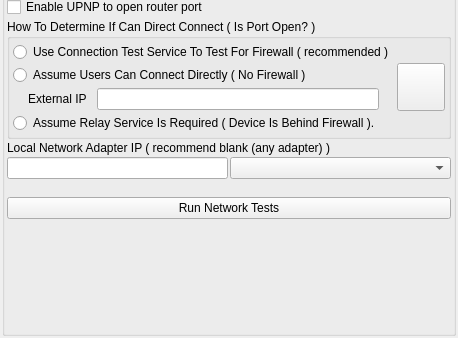
brettrjones/gotvptop, file GoTvApps/GoTvCommon/Forms/AppletNetworkSettings.ui: the form before one commit; both pictures show x 0 to 458 and y 234 to 572 of the 458 by 572 pixel window.
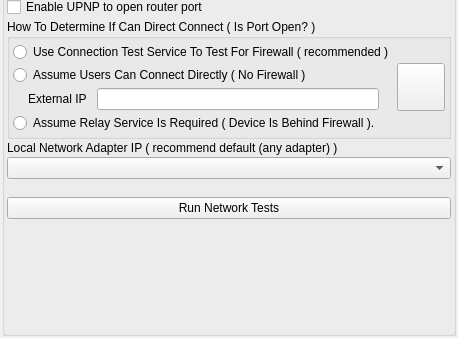
The form after the commit. Custom widgets are drawn as their Qt base class.

Patch:
```diff
--- a/GoTvApps/GoTvCommon/Forms/AppletNetworkSettings.ui
+++ b/GoTvApps/GoTvCommon/Forms/AppletNetworkSettings.ui
@@ -472,15 +472,12 @@
       <item>
        <widget class="QLabel" name="WirelessIpLabel">
         <property name="text">
-         <string>Local Network Adapter IP ( recommend blank (any adapter) )</string>
+         <string>Local Network Adapter IP ( recommend default (any adapter) )</string>
         </property>
        </widget>
       </item>
       <item>
        <layout class="QHBoxLayout" name="horizontalLayout_7">
-        <item>
-         <widget class="QLineEdit" name="m_AdapterIpEdit"/>
-        </item>
         <item>
          <widget class="QComboBox" name="m_LclIpListComboBox">
           <property name="sizePolicy">
```
